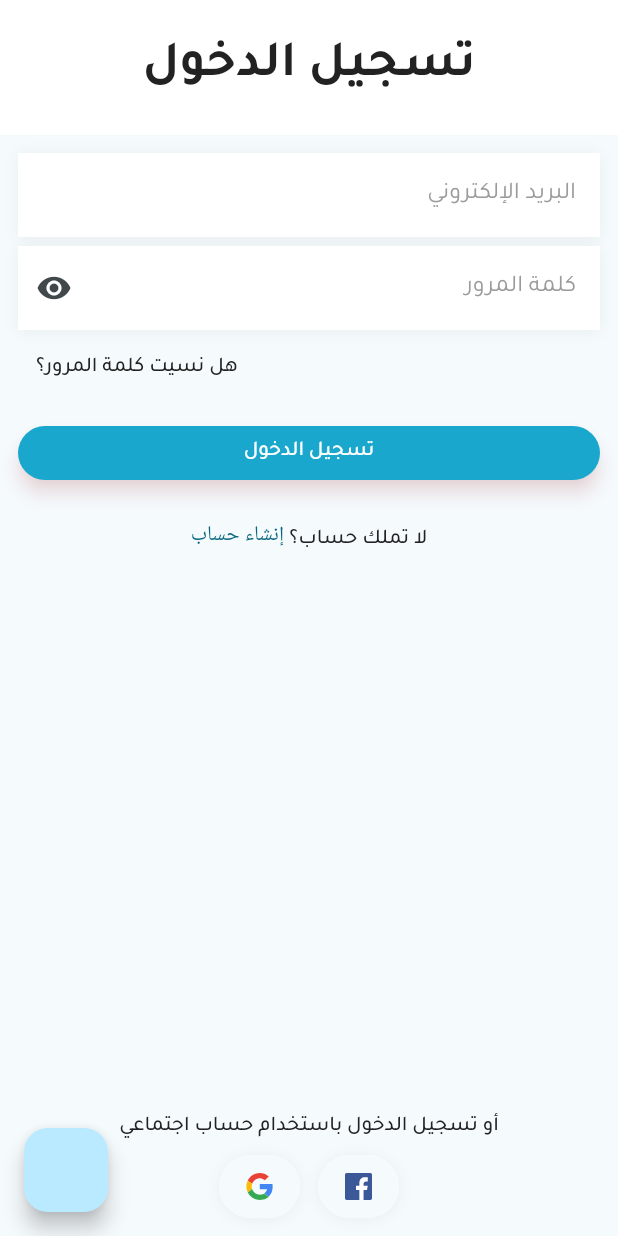
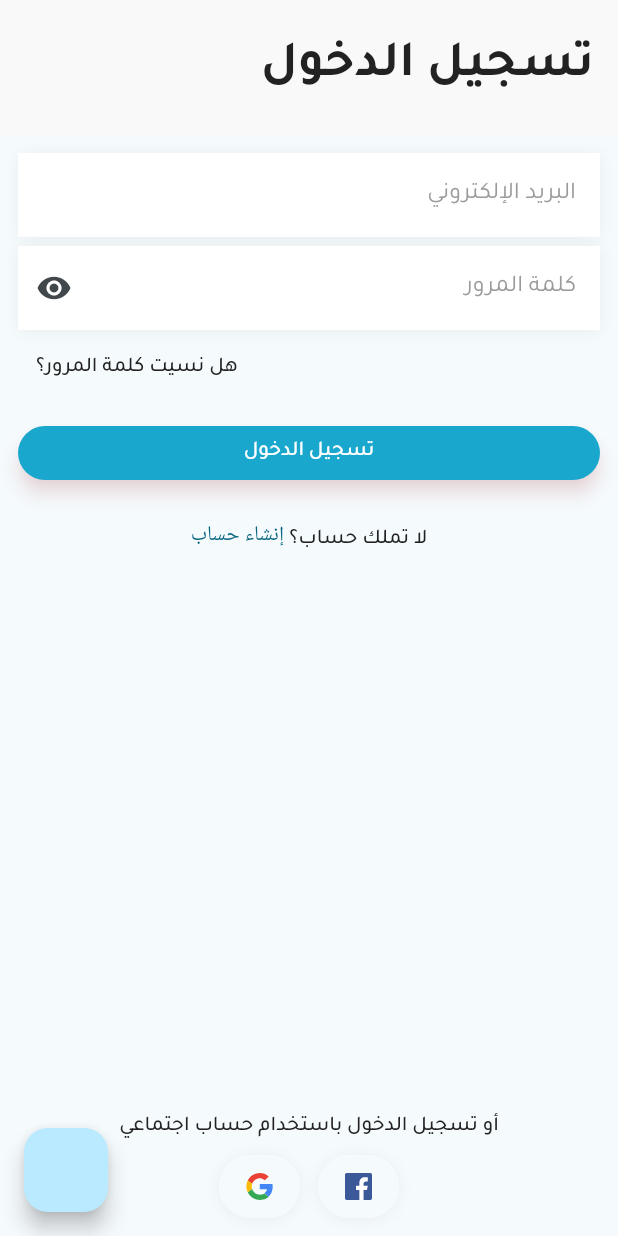
Before and after one commit to aoa97/ecommerce-app, a Flutter app: the screen it shows after launch, on a phone screen of 412 x 824 dp. Run offline on Flutter 3.47's test engine with Material 2 defaults, Android fonts, the phone set to English and light mode, and no system bars; our stand-ins replace dio, flutter_bloc, flutter_hooks, flutter_svg, get_it, go_router and 3 more; missing offline and left inert: print_color; generated files the repository leaves out were written again.

Commit message:
Update Auth's appBar

```diff
--- a/lib/features/auth/presentation/screens/auth_screen.dart
+++ b/lib/features/auth/presentation/screens/auth_screen.dart
@@ -3,6 +3,7 @@ import 'package:ecommerce/core/application/service_locator.dart';
 import 'package:ecommerce/core/features/locale/presentation/controller/locale_cubit.dart';
 import 'package:ecommerce/core/presentation/utils/enums.dart';
 import 'package:ecommerce/core/presentation/utils/extensions.dart';
+import 'package:ecommerce/core/presentation/utils/palette.dart';
 import 'package:ecommerce/core/presentation/utils/sizes.dart';
 import 'package:ecommerce/core/presentation/widgets/main_button.dart';
 import 'package:ecommerce/core/presentation/widgets/main_social_button.dart';
@@ -31,6 +32,8 @@ class AuthScreen extends HookWidget {
         },
       ),
       appBar: AppBar(
+        centerTitle: false,
+        backgroundColor: Palette.background,
         toolbarHeight: Sizes.mqh * .15,
         title: Text(
           isLogin ? tr(context).login : tr(context).register,
```
